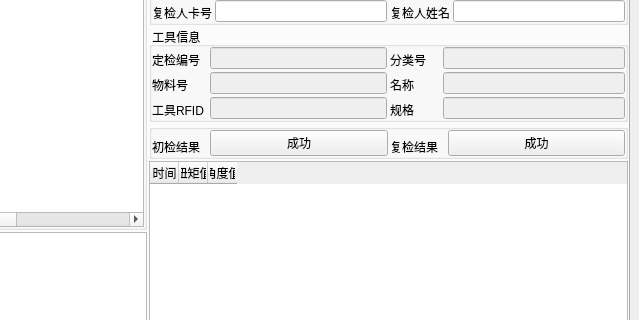
Before: the Qt Designer form ui/toolkit.ui in masami10/ts013_toolkits, drawn with Qt 5; both pictures show x 415 to 1054 and y 130 to 450 of the 1054 by 535 pixel window.
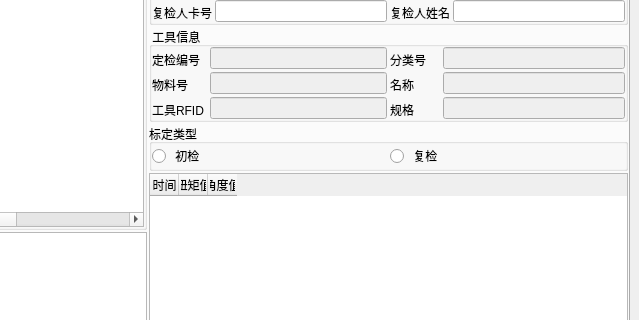
After: the same form once the commit is applied.

Commit message: [FEAT](tools): 添加标定类型选框，在提交时保存选定的标定类型

What changed in the file:
```diff
--- a/ui/toolkit.ui
+++ b/ui/toolkit.ui
@@ -399,7 +399,7 @@
            </layout>
           </item>
           <item>
-           <layout class="QVBoxLayout" name="Right_2" stretch="0,0,0,0,0,2,0">
+           <layout class="QVBoxLayout" name="Right_2" stretch="0,0,0,0,0,0,2,0">
             <property name="spacing">
              <number>2</number>
             </property>
@@ -783,7 +783,7 @@
             <item>
              <widget class="QGroupBox" name="groupBox_7">
               <property name="title">
-               <string/>
+               <string>标定类型</string>
               </property>
               <property name="flat">
                <bool>true</bool>
@@ -805,58 +805,18 @@
                 <number>0</number>
                </property>
                <item>
-                <layout class="QFormLayout" name="formLayout_8">
-                 <property name="horizontalSpacing">
-                  <number>3</number>
+                <widget class="QRadioButton" name="firstCheckRadio">
+                 <property name="text">
+                  <string> 初检</string>
                  </property>
-                 <property name="verticalSpacing">
-                  <number>3</number>
-                 </property>
-                 <item row="0" column="0">
-                  <widget class="QLabel" name="FirstCheckResultLabel">
-                   <property name="text">
-                    <string>初检结果  </string>
-                   </property>
-                   <property name="alignment">
-                    <set>Qt::AlignBottom|Qt::AlignLeading|Qt::AlignLeft</set>
-                   </property>
-                  </widget>
-                 </item>
-                 <item row="0" column="1">
-                  <widget class="QPushButton" name="FirstCheckResultButton">
-                   <property name="text">
-                    <string>成功</string>
-                   </property>
-                  </widget>
-                 </item>
-                </layout>
+                </widget>
                </item>
                <item>
-                <layout class="QFormLayout" name="formLayout_9">
-                 <property name="horizontalSpacing">
-                  <number>3</number>
+                <widget class="QRadioButton" name="recheckRadio">
+                 <property name="text">
+                  <string> 复检</string>
                  </property>
-                 <property name="verticalSpacing">
-                  <number>3</number>
-                 </property>
-                 <item row="0" column="0">
-                  <widget class="QLabel" name="RecheckResultLabel">
-                   <property name="text">
-                    <string>复检结果  </string>
-                   </property>
-                   <property name="alignment">
-                    <set>Qt::AlignBottom|Qt::AlignLeading|Qt::AlignLeft</set>
-                   </property>
-                  </widget>
-                 </item>
-                 <item row="0" column="1">
-                  <widget class="QPushButton" name="RecheckResultButton">
-                   <property name="text">
-                    <string>成功</string>
-                   </property>
-                  </widget>
-                 </item>
-                </layout>
+                </widget>
                </item>
               </layout>
              </widget>
```
Left out of the diff: 3 changed lines with no effect on the pictures. The commit also changes 6 other files.
